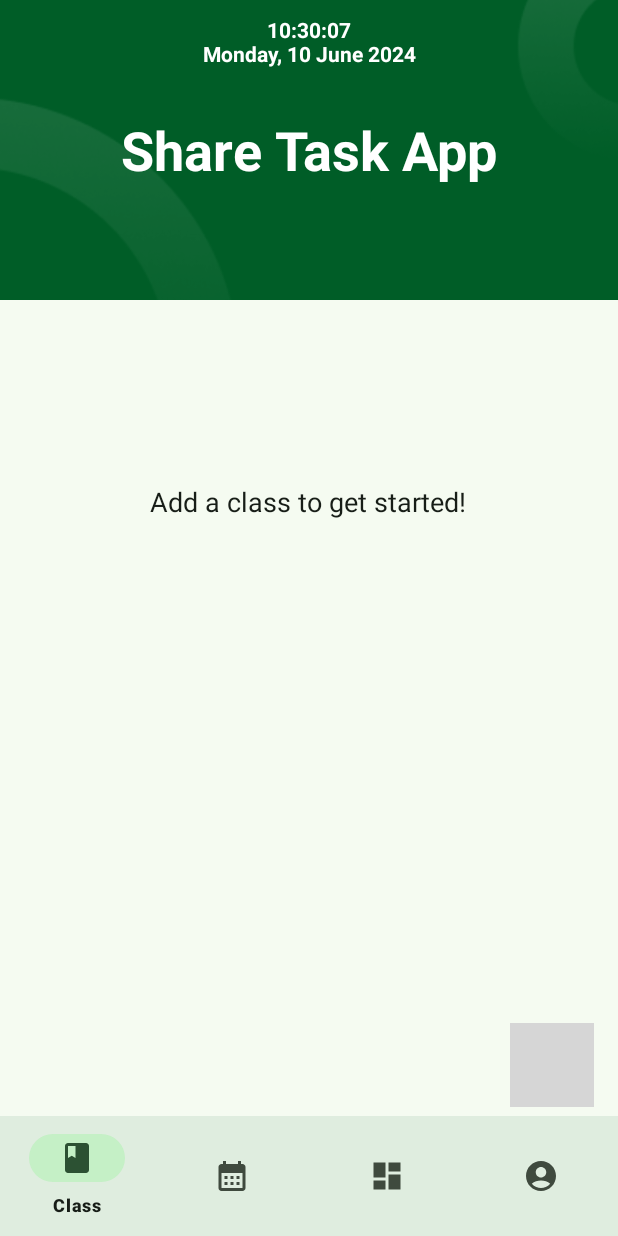
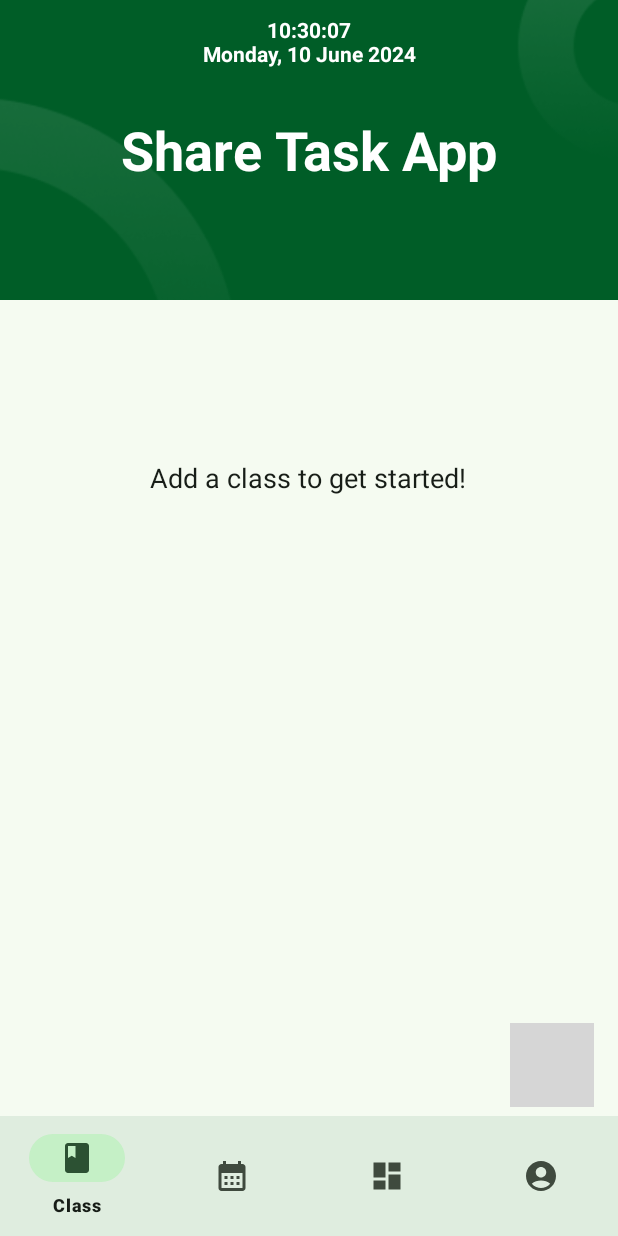
Before and after one commit to Ridlo543/share-task-app, an Android app: the screen it shows after launch (MainActivity), on a phone screen of 412 x 824 dp. Run offline under Robolectric (Android 15) with nearby library versions, the phone set to English and light mode, and no system bars; our stand-ins replace navigation-ui; libraries missing offline, so code that uses them is left out: com.github.clans.fab, com.jakewharton.threetenabp; plain views replace FloatingActionButton, FloatingActionMenu; 6 statements that could not run were skipped; grey boxes are pictures that could not be loaded.

Commit message:
style: fix styling class fragment and dialog

```diff
--- a/app/build.gradle.kts
+++ b/app/build.gradle.kts
@@ -19,6 +19,10 @@ android {
     }
 
     buildTypes {
+        debug {
+            applicationIdSuffix = ".debug"
+            versionNameSuffix = "-DEBUG"
+        }
         release {
             isMinifyEnabled = false
             proguardFiles(
--- a/app/src/main/java/com/l0122138/ridlo/sharetaskapp/ui/playground/TimerFragment.kt
+++ b/app/src/main/java/com/l0122138/ridlo/sharetaskapp/ui/playground/TimerFragment.kt
@@ -32,7 +32,6 @@ class TimerFragment : Fragment() {
             }
         }
 
-        // Tambahkan binding untuk tombol "Pelajari Teknik Pomodoro"
         binding.pomodoroInfoButton.setOnClickListener {
             showPomodoroInfoBottomSheet()
         }
@@ -65,7 +64,6 @@ class TimerFragment : Fragment() {
         }
     }
 
-
     private fun formatTime(seconds: Long): String {
         val hours = seconds / 3600
         val minutes = (seconds % 3600) / 60
@@ -79,5 +77,4 @@ class TimerFragment : Fragment() {
         dialog.setContentView(bottomSheetView)
         dialog.show()
     }
-
 }
--- a/app/src/main/res/layout/dialog_add_class.xml
+++ b/app/src/main/res/layout/dialog_add_class.xml
@@ -1,6 +1,5 @@
 <?xml version="1.0" encoding="utf-8"?>
 <LinearLayout xmlns:android="http://schemas.android.com/apk/res/android"
-    xmlns:app="http://schemas.android.com/apk/res-auto"
     android:layout_width="match_parent"
     android:layout_height="wrap_content"
     android:orientation="vertical"
@@ -10,7 +9,7 @@
         android:id="@+id/input_layout"
         android:layout_width="match_parent"
         android:layout_height="wrap_content"
-        android:hint="Class Code">
+        android:hint="@string/class_code">
 
         <com.google.android.material.textfield.TextInputEditText
             android:id="@+id/input_edit_text"
--- a/app/src/main/res/layout/dialog_add_task.xml
+++ b/app/src/main/res/layout/dialog_add_task.xml
@@ -9,7 +9,7 @@
         android:id="@+id/task_name_layout"
         android:layout_width="match_parent"
         android:layout_height="wrap_content"
-        android:hint="Task Name">
+        android:hint="@string/task_name">
 
         <com.google.android.material.textfield.TextInputEditText
             android:id="@+id/task_name_input"
@@ -22,7 +22,7 @@
         android:id="@+id/task_description_layout"
         android:layout_width="match_parent"
         android:layout_height="wrap_content"
-        android:hint="Task Description">
+        android:hint="@string/task_description">
 
         <com.google.android.material.textfield.TextInputEditText
             android:id="@+id/task_description_input"
@@ -35,7 +35,7 @@
         android:id="@+id/task_deadline_layout"
         android:layout_width="match_parent"
         android:layout_height="wrap_content"
-        android:hint="Task Deadline">
+        android:hint="@string/task_deadline">
 
         <com.google.android.material.textfield.TextInputEditText
             android:id="@+id/task_deadline_input"
--- a/app/src/main/res/layout/dialog_create_class.xml
+++ b/app/src/main/res/layout/dialog_create_class.xml
@@ -1,6 +1,5 @@
 <?xml version="1.0" encoding="utf-8"?>
 <LinearLayout xmlns:android="http://schemas.android.com/apk/res/android"
-    xmlns:app="http://schemas.android.com/apk/res-auto"
     android:layout_width="match_parent"
     android:layout_height="wrap_content"
     android:orientation="vertical"
@@ -10,7 +9,7 @@
         android:id="@+id/input_layout"
         android:layout_width="match_parent"
         android:layout_height="wrap_content"
-        android:hint="Class Name">
+        android:hint="@string/class_name">
 
         <com.google.android.material.textfield.TextInputEditText
             android:id="@+id/input_edit_text"
--- a/app/src/main/res/layout/fragment_home.xml
+++ b/app/src/main/res/layout/fragment_home.xml
@@ -4,7 +4,7 @@
     xmlns:tools="http://schemas.android.com/tools"
     android:layout_width="match_parent"
     android:layout_height="match_parent"
-    android:layout_marginBottom="70dp"
+    android:layout_marginBottom="16dp"
     tools:context="ui.home.HomeFragment">
 
     <RelativeLayout
@@ -43,19 +43,12 @@
             android:textStyle="bold" />
     </RelativeLayout>
 
-    <!--    <ImageView-->
-    <!--        android:id="@+id/backgroundImage"-->
-    <!--        android:layout_width="match_parent"-->
-    <!--        android:layout_height="match_parent"-->
-    <!--        android:layout_below="@id/banner"-->
-    <!--        android:contentDescription="@null"-->
-    <!--        android:scaleType="centerCrop"-->
-    <!--        android:src="@drawable/background_image_2" />-->
-
     <ScrollView
         android:layout_width="match_parent"
-        android:layout_height="match_parent"
+        android:layout_height="wrap_content"
         android:layout_below="@id/banner"
+        android:layout_alignParentEnd="true"
+        android:layout_alignParentBottom="true"
         android:clipToPadding="false"
         android:translationY="-60dp">
 
@@ -63,19 +56,19 @@
             android:layout_width="match_parent"
             android:layout_height="wrap_content"
             android:orientation="vertical"
-            android:padding="16dp">
+            android:paddingHorizontal="16dp">
 
             <TextView
                 android:id="@+id/noTasksTextView"
                 android:layout_width="wrap_content"
                 android:layout_height="wrap_content"
                 android:layout_gravity="center"
+                android:layout_marginTop="150dp"
                 android:gravity="center"
                 android:padding="16dp"
                 android:text="@string/add_a_class_to_get_started"
                 android:textColor="@color/md_theme_onSurface"
                 android:textSize="18sp"
-                android:layout_marginTop="150dp"
                 android:visibility="gone" />
 
             <androidx.recyclerview.widget.RecyclerView
@@ -101,7 +94,8 @@
         android:layout_height="wrap_content"
         android:layout_alignParentEnd="true"
         android:layout_alignParentBottom="true"
-        android:layout_margin="16dp"
+        android:layout_marginHorizontal="16dp"
+        android:layout_marginBottom="70dp"
         app:menu_colorNormal="@color/md_theme_primaryContainer"
         app:menu_colorPressed="@color/md_theme_primaryContainer"
         app:menu_colorRipple="@color/md_theme_primaryContainer">
```
Also changed, not shown: app/src/main/java/com/l0122138/ridlo/sharetaskapp/ui/home/HomeFragment.kt (+7 -9 lines), app/src/main/res/layout/dialog_update_class.xml (+19 -3 lines), 2 other files.
